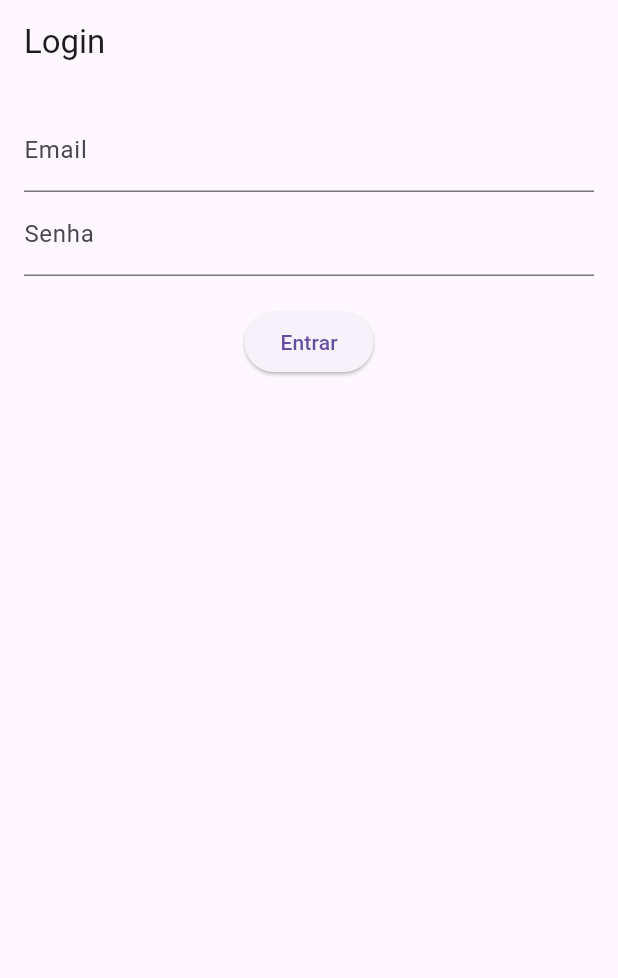
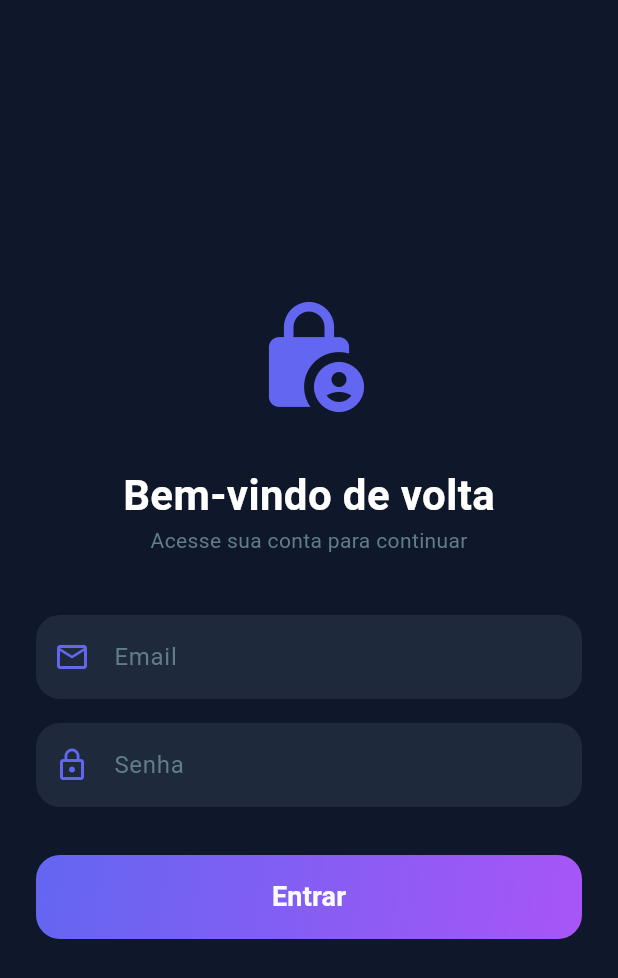
Before and after one commit to semog-dev/semogly_app, a Flutter app: the screen it shows after launch, on a phone screen of 412 x 824 dp. Shown: the top 978 px of the screen. Run offline on Flutter 3.47's test engine with Material 3 defaults, Android fonts, the phone set to English and light mode, and no system bars; our stand-ins replace cookie_jar, dio, dio_cookie_manager, go_router; network calls fail; statements that could not run were skipped.

Commit message:
tematizacao e estilizacao

```diff
--- a/lib/app/screens/login_screen.dart
+++ b/lib/app/screens/login_screen.dart
@@ -1,73 +1,92 @@
 import 'package:flutter/material.dart';
 import 'package:semogly_app/core/repositories/account_repository.dart';
+import 'package:semogly_app/core/theme/app_styles.dart';
+import 'package:semogly_app/core/widgets/app_text_field.dart';
+import 'package:semogly_app/core/widgets/primary_button.dart';
 
 class LoginScreen extends StatefulWidget {
   final IAccountRepository accountRepository;
+
   const LoginScreen({super.key, required this.accountRepository});
 
   @override
-  _LoginScreenState createState() => _LoginScreenState();
+  State<LoginScreen> createState() => _LoginScreenState();
 }
 
 class _LoginScreenState extends State<LoginScreen> {
   final _emailController = TextEditingController();
   final _passwordController = TextEditingController();
-  bool _isLoading = false; // Dica: adicione um loading
+  bool _isLoading = false;
 
   void _handleLogin() async {
     setState(() => _isLoading = true);
-
     try {
-      // 2. Use o serviço que veio do widget (o mesmo que o GoRouter ouve)
       await widget.accountRepository.login(
         _emailController.text,
         _passwordController.text,
       );
-      // O GoRouter fará o redirecionamento automático daqui!
     } catch (e) {
-      if (mounted) {
-        ScaffoldMessenger.of(context).showSnackBar(
-          SnackBar(
-            content: Text(e.toString()),
-            backgroundColor: Colors.redAccent,
-          ),
-        );
-      }
+      ScaffoldMessenger.of(
+        context,
+      ).showSnackBar(SnackBar(content: Text('Erro: ${e.toString()}')));
     } finally {
-      if (mounted) setState(() => _isLoading = false);
+      setState(() => _isLoading = false);
     }
   }
 
   @override
   Widget build(BuildContext context) {
     return Scaffold(
-      appBar: AppBar(title: const Text("Login")),
-      body: Padding(
-        padding: const EdgeInsets.all(16.0),
+      backgroundColor: const Color(0xFF0F172A),
+      body: SafeArea(
+        child: Center(
+          child: SingleChildScrollView(
+            padding: AppStyles.screenPadding,
             child: Column(
+              mainAxisSize: MainAxisSize.min,
               children: [
-            TextField(
+                const Icon(
+                  Icons.lock_person_rounded,
+                  size: 80,
+                  color: Color(0xFF6366F1),
+                ),
+                const SizedBox(height: 32),
+
+                const Text(
+                  "Bem-vindo de volta",
+                  style: TextStyle(
+                    color: Colors.white,
+                    fontSize: 28,
+                    fontWeight: FontWeight.bold,
+                  ),
+                ),
+                const Text(
+                  "Acesse sua conta para continuar",
+                  style: TextStyle(color: Colors.blueGrey),
+                ),
+
+                const SizedBox(height: 40),
+                AppTextField(
                   controller: _emailController,
-              decoration: const InputDecoration(labelText: "Email"),
-              keyboardType: TextInputType.emailAddress,
+                  hint: "Email",
+                  icon: Icons.email_outlined,
                 ),
-            TextField(
+                const SizedBox(height: 16),
+                AppTextField(
                   controller: _passwordController,
-              decoration: const InputDecoration(labelText: "Senha"),
-              obscureText: true,
+                  hint: "Senha",
+                  icon: Icons.lock_outline,
+                  isPassword: true,
                 ),
-            const SizedBox(height: 20),
-            ElevatedButton(
-              onPressed: _isLoading ? null : _handleLogin,
-              child: _isLoading
-                  ? const SizedBox(
-                      height: 20,
-                      width: 20,
-                      child: CircularProgressIndicator(strokeWidth: 2),
-                    )
-                  : const Text("Entrar"),
+                const SizedBox(height: 32),
+                PrimaryButton(
+                  text: "Entrar",
+                  isLoading: _isLoading,
+                  onPressed: _handleLogin,
                 ),
               ],
+            ),
+          ),
         ),
       ),
     );
--- /dev/null
+++ b/lib/core/theme/app_styles.dart
@@ -0,0 +1,42 @@
+import 'package:flutter/material.dart';
+
+class AppStyles {
+  // --- Paleta de Cores ---
+  static const Color primary = Color(0xFF6366F1);
+  static const Color secondary = Color(0xFFA855F7);
+  static const Color background = Color(0xFF0F172A);
+  static const Color surface = Color(0xFF1E293B);
+  static const Color textPrimary = Color(0xFFF8FAFC);
+  static const Color textSecondary = Colors.blueGrey;
+  static const Color error = Color(0xFFF87171);
+
+  // --- Gradientes ---
+  static const Gradient primaryGradient = LinearGradient(
+    colors: [primary, secondary],
+    begin: Alignment.topLeft,
+    end: Alignment.bottomRight,
+  );
+
+  // --- Estilos de Texto ---
+  static const TextStyle title = TextStyle(
+    color: textPrimary,
+    fontSize: 28,
+    fontWeight: FontWeight.bold,
+  );
+
+  static const TextStyle subtitle = TextStyle(
+    color: textSecondary,
+    fontSize: 16,
+  );
+
+  static const TextStyle buttonText = TextStyle(
+    color: textPrimary,
+    fontSize: 18,
+    fontWeight: FontWeight.bold,
+  );
+
+  // --- Bordas ---
+  static BorderRadius borderRadius = BorderRadius.circular(16);
+
+  static const EdgeInsets screenPadding = EdgeInsets.all(24.0);
+}
--- /dev/null
+++ b/lib/core/widgets/app_text_field.dart
@@ -0,0 +1,41 @@
+import 'package:flutter/material.dart';
+import 'package:semogly_app/core/theme/app_styles.dart';
+
+class AppTextField extends StatelessWidget {
+  final TextEditingController controller;
+  final String hint;
+  final IconData icon;
+  final bool isPassword;
+
+  const AppTextField({
+    super.key,
+    required this.controller,
+    required this.hint,
+    required this.icon,
+    this.isPassword = false,
+  });
+
+  @override
+  Widget build(BuildContext context) {
+    return TextField(
+      controller: controller,
+      obscureText: isPassword,
+      style: const TextStyle(color: AppStyles.textPrimary),
+      decoration: InputDecoration(
+        filled: true,
+        fillColor: AppStyles.surface,
+        hintText: hint,
+        hintStyle: const TextStyle(color: AppStyles.textSecondary),
+        prefixIcon: Icon(icon, color: AppStyles.primary),
+        border: OutlineInputBorder(
+          borderRadius: BorderRadius.circular(16),
+          borderSide: BorderSide.none,
+        ),
+        focusedBorder: OutlineInputBorder(
+          borderRadius: BorderRadius.circular(16),
+          borderSide: const BorderSide(color: AppStyles.primary, width: 2),
+        ),
+      ),
+    );
+  }
+}
--- /dev/null
+++ b/lib/core/widgets/primary_button.dart
@@ -0,0 +1,60 @@
+import 'package:flutter/material.dart';
+import 'package:semogly_app/core/theme/app_styles.dart';
+
+class PrimaryButton extends StatelessWidget {
+  final String text;
+  final VoidCallback? onPressed;
+  final bool isLoading;
+
+  const PrimaryButton({
+    super.key,
+    required this.text,
+    this.onPressed,
+    this.isLoading = false,
+  });
+
+  @override
+  Widget build(BuildContext context) {
+    return SizedBox(
+      width: double.infinity,
+      height: 56,
+      child: ElevatedButton(
+        onPressed: isLoading ? null : onPressed,
+        style: ElevatedButton.styleFrom(
+          backgroundColor: Colors.transparent,
+          shadowColor: Colors.transparent,
+          padding: EdgeInsets.zero,
+          shape: RoundedRectangleBorder(
+            borderRadius: BorderRadius.circular(16),
+          ),
+        ),
+        child: Ink(
+          decoration: BoxDecoration(
+            gradient: AppStyles.primaryGradient,
+            borderRadius: BorderRadius.circular(16),
+          ),
+          child: Container(
+            alignment: Alignment.center,
+            child: isLoading
+                ? const SizedBox(
+                    height: 24,
+                    width: 24,
+                    child: CircularProgressIndicator(
+                      color: AppStyles.textPrimary,
+                      strokeWidth: 2,
+                    ),
+                  )
+                : Text(
+                    text,
+                    style: const TextStyle(
+                      fontSize: 18,
+                      color: AppStyles.textPrimary,
+                      fontWeight: FontWeight.bold,
+                    ),
+                  ),
+          ),
+        ),
+      ),
+    );
+  }
+}
--- a/lib/main.dart
+++ b/lib/main.dart
@@ -2,12 +2,15 @@ import 'package:flutter/material.dart';
 import 'package:semogly_app/app/repositories/account_repository_impl.dart';
 import 'package:semogly_app/app/routes/app_router.dart';
 import 'package:semogly_app/core/services/api_service.dart';
+import 'package:semogly_app/core/theme/app_styles.dart';
 
 void main() async {
   WidgetsFlutterBinding.ensureInitialized();
   final apiService = ApiService();
   await apiService.init();
   final accountRepository = AccountRepository(apiService);
+  await accountRepository.isAuthenticated();
+  apiService.addAuthInterceptor(accountRepository);
   final appRouter = AppRouter(accountRepository);
   runApp(MyApp(appRouter: appRouter));
 }
@@ -22,6 +25,17 @@ class MyApp extends StatelessWidget {
       routerConfig: appRouter.router,
       title: 'Semogly App',
       debugShowCheckedModeBanner: false,
+      theme: ThemeData(
+        brightness: Brightness.dark,
+        scaffoldBackgroundColor: AppStyles.background,
+        primaryColor: AppStyles.primary,
+        colorScheme: const ColorScheme.dark(
+          primary: AppStyles.primary,
+          secondary: AppStyles.secondary,
+          surface: AppStyles.surface,
+          error: AppStyles.error,
+        ),
+      ),
     );
   }
 }
```
Also changed, not shown: lib/app/screens/home_screen.dart (+81 -40 lines), lib/core/widgets/action_card.dart (added, +49 -0 lines), lib/core/widgets/app_header.dart (added, +65 -0 lines). Lines whose indentation alone changed are shown as unchanged.
